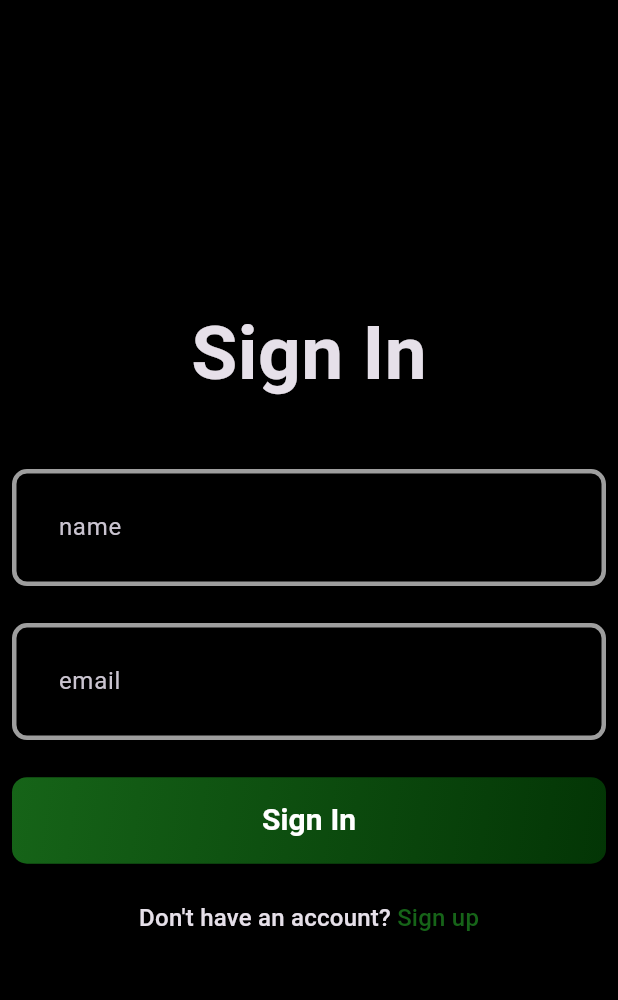
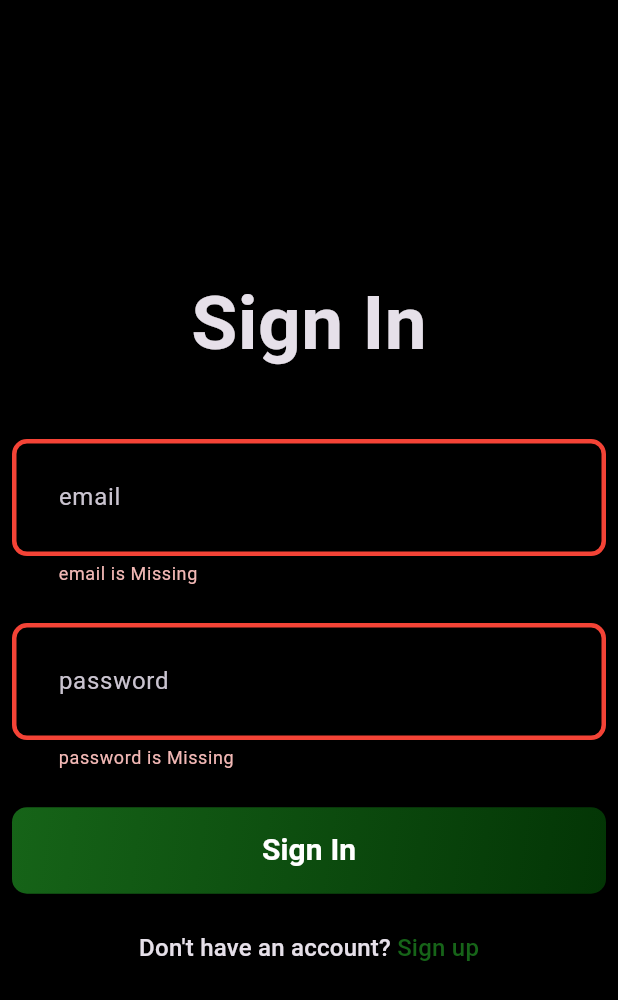
Before and after one commit to rashmirekha99/blog_app, a Flutter app: the screen it shows after launch, after a tap on "Sign In", on a phone screen of 412 x 824 dp. Shown: the top 1000 px of the screen. Run offline on Flutter 3.47's test engine with Material 3 defaults, Android fonts, the phone set to English and light mode, and no system bars; our stand-ins replace flutter_bloc, fpdart, get_it, supabase_flutter; accounts and stored records are empty.

Commit message:
added sign in functionality

```diff
--- a/lib/core/theme/app_palette.dart
+++ b/lib/core/theme/app_palette.dart
@@ -10,4 +10,5 @@ class AppPalette {
   static const Color gradient3 = Color.fromARGB(255, 3, 53, 5);
   static const Color transparentColor = Colors.transparent;
   static const Color white = Colors.white;
+  static const Color errorColor = Colors.red;
 }
--- a/lib/core/theme/theme.dart
+++ b/lib/core/theme/theme.dart
@@ -2,18 +2,19 @@ import 'package:blog_app/core/theme/app_palette.dart';
 import 'package:flutter/material.dart';
 
 class AppTheme {
-  static  _border([Color color=AppPalette.borderColor]) => OutlineInputBorder(
-    borderRadius: BorderRadius.circular(10),
-    borderSide: BorderSide(
-      color: color ,
-      width: 3,
-    ),
-  );
+  static _border([Color color = AppPalette.borderColor]) => OutlineInputBorder(
+        borderRadius: BorderRadius.circular(10),
+        borderSide: BorderSide(
+          color: color,
+          width: 3,
+        ),
+      );
   static final darkThemeMode = ThemeData.dark().copyWith(
     scaffoldBackgroundColor: AppPalette.backgroundColor,
     //input field
     inputDecorationTheme: InputDecorationTheme(
         contentPadding: EdgeInsets.all(27),
+        errorBorder: _border(AppPalette.errorColor),
         enabledBorder: _border(),
         focusedBorder: _border(AppPalette.gradient1)),
   );
--- a/lib/features/auth/data/respositories/auth _repository_impl.dart
+++ b/lib/features/auth/data/respositories/auth _repository_impl.dart
@@ -1,4 +1,3 @@
-
 import 'package:blog_app/core/error/exception.dart';
 import 'package:blog_app/core/error/failures.dart';
 import 'package:blog_app/features/auth/data/datasources/auth_data_source.dart';
@@ -6,25 +5,28 @@ import 'package:blog_app/features/auth/domain/entities/user.dart';
 import 'package:blog_app/features/auth/domain/repository/auth_repository.dart';
 import 'package:fpdart/fpdart.dart';
 
-
 class AuthRespositoryImpl implements AuthRepository {
   final AuthDataSource authDataSource;
   AuthRespositoryImpl(this.authDataSource);
   @override
   Future<Either<Failure, User>> signInWithEmailPassword(
-      {required String email, required String password}) {
-    // TODO: implement signInWithEmailPassword
-    throw UnimplementedError();
+      {required String email, required String password}) async {
+        return _getUser(()async=>await authDataSource.signInWithEmailPassword(
+          email: email, password: password));
   }
-
   @override
   Future<Either<Failure, User>> signUpWithEmailPassword(
       {required String name,
       required String email,
       required String password}) async {
+   return _getUser(() async => await authDataSource.signUpWithEmailPassword(
+        email: email, password: password, name: name));
+
+  }
+
+  Future<Either<Failure, User>> _getUser(Future<User> Function() fun) async {
     try {
-      final user=await authDataSource.signUpWithEmailPassword(
-          email: email, password: password, name: name);
+      final user = await fun();
       return right(user);
     } on ServerException catch (e) {
       return left(Failure(e.message));
--- /dev/null
+++ b/lib/features/auth/domain/usecases/user_sign_in.dart
@@ -0,0 +1,22 @@
+import 'package:blog_app/core/error/failures.dart';
+import 'package:blog_app/core/usecases/usecase.dart';
+import 'package:blog_app/features/auth/domain/entities/user.dart';
+import 'package:blog_app/features/auth/domain/repository/auth_repository.dart';
+import 'package:fpdart/fpdart.dart';
+
+
+class UserSignIn implements UseCase<User, UserSignInParams> {
+  final AuthRepository authRepository;
+  UserSignIn(this.authRepository);
+  @override
+  Future<Either<Failure, User>> call(UserSignInParams params) async {
+    return await authRepository.signInWithEmailPassword(
+        email: params.email, password: params.password);
+  }
+}
+
+class UserSignInParams {
+  final String email;
+  final String password;
+  UserSignInParams({required this.email, required this.password});
+}
--- a/lib/features/auth/domain/usecases/user_sign_up.dart
+++ b/lib/features/auth/domain/usecases/user_sign_up.dart
@@ -2,7 +2,8 @@ import 'package:blog_app/core/error/failures.dart';
 import 'package:blog_app/core/usecases/usecase.dart';
 import 'package:blog_app/features/auth/domain/entities/user.dart';
 import 'package:blog_app/features/auth/domain/repository/auth_repository.dart';
-import 'package:fpdart/src/either.dart';
+import 'package:fpdart/fpdart.dart';
+
 
 class UserSignUp implements UseCase<User, UserSignUpParams> {
   final AuthRepository authRepository;
--- a/lib/features/auth/presentation/bloc/auth_bloc.dart
+++ b/lib/features/auth/presentation/bloc/auth_bloc.dart
@@ -1,4 +1,5 @@
 import 'package:blog_app/features/auth/domain/entities/user.dart';
+import 'package:blog_app/features/auth/domain/usecases/user_sign_in.dart';
 import 'package:blog_app/features/auth/domain/usecases/user_sign_up.dart';
 import 'package:flutter/material.dart';
 import 'package:flutter_bloc/flutter_bloc.dart';
@@ -8,9 +9,11 @@ part 'auth_state.dart';
 
 class AuthBloc extends Bloc<AuthEvent, AuthState> {
   final UserSignUp _userSignUp;
-  AuthBloc({required UserSignUp userSignUp})
-      : _userSignUp = userSignUp,
+  final UserSignIn _userSignIn;
+  AuthBloc({required UserSignUp userSignUp,required UserSignIn userSignIn})
+      : _userSignUp = userSignUp,_userSignIn=userSignIn,
         super(AuthInitial()) {
+          //Sign up
     on<AuthSignUp>((event, emit) async {
       emit(AuthLoading());
       final res = await _userSignUp(
@@ -21,6 +24,21 @@ class AuthBloc extends Bloc<AuthEvent, AuthState> {
         ),
       );
       res.fold((l) => emit(AuthFailure(l.message)), (r) => emit(AuthSucess(r)));
-    });
+    },);
+  //Sign in
+  on<AuthSignIn>(
+      (event, emit) async {
+        emit(AuthLoading());
+        final res = await _userSignIn(
+          UserSignInParams(
+            email: event.email,
+            password: event.password,
+          ),
+        );
+        res.fold(
+            (l) => emit(AuthFailure(l.message)), (r) => emit(AuthSucess(r)));
+      },
+    );
+
   }
 }
--- a/lib/features/auth/presentation/bloc/auth_event.dart
+++ b/lib/features/auth/presentation/bloc/auth_event.dart
@@ -13,3 +13,11 @@ final class AuthSignUp extends AuthEvent {
     required this.password,
   });
 }
+
+final class AuthSignIn extends AuthEvent {
+  final String email;
+  final String password;
+
+  AuthSignIn({required this.email, required this.password});
+
+}
--- a/lib/features/auth/presentation/pages/signin_page.dart
+++ b/lib/features/auth/presentation/pages/signin_page.dart
@@ -1,7 +1,11 @@
+import 'package:blog_app/core/common/widgets/loader.dart';
 import 'package:blog_app/core/theme/app_palette.dart';
+import 'package:blog_app/core/utils/show_snack_bar.dart';
+import 'package:blog_app/features/auth/presentation/bloc/auth_bloc.dart';
 import 'package:blog_app/features/auth/presentation/widgets/auth_field.dart';
 import 'package:blog_app/features/auth/presentation/widgets/gradient_button.dart';
 import 'package:flutter/material.dart';
+import 'package:flutter_bloc/flutter_bloc.dart';
 
 class SignInPage extends StatefulWidget {
   const SignInPage({super.key});
@@ -13,12 +17,12 @@ class SignInPage extends StatefulWidget {
 class _SignInPageState extends State<SignInPage> {
   final formKey = GlobalKey<FormState>();
   TextEditingController emailController = TextEditingController();
-  TextEditingController nameController = TextEditingController();
+  TextEditingController passwordController = TextEditingController();
 
   @override
   void dispose() {
     emailController.dispose();
-    nameController.dispose();
+    passwordController.dispose();
 
     super.dispose();
   }
@@ -30,7 +34,17 @@ class _SignInPageState extends State<SignInPage> {
     return Scaffold(
         body: Padding(
       padding: const EdgeInsets.all(8.0),
-      child: Form(
+      child: BlocConsumer<AuthBloc, AuthState>(
+        listener: (context, state) {
+          if (state is AuthFailure) {
+            showSnackBar(context, state.messsage);
+          }
+        },
+        builder: (context, state) {
+          if (state is AuthLoading) {
+            return Loader();
+          }
+          return Form(
             key: formKey,
             child: Column(
               mainAxisAlignment: MainAxisAlignment.center,
@@ -41,18 +55,24 @@ class _SignInPageState extends State<SignInPage> {
                 ),
                 SizedBox(height: screenHeight * 0.05),
                 AuthField(
-              hintText: 'name',
-              controller: nameController,
-            ),
-            SizedBox(height: screenHeight * 0.03),
-            AuthField(
                   hintText: 'email',
                   controller: emailController,
                 ),
                 SizedBox(height: screenHeight * 0.03),
+                AuthField(
+                  hintText: 'password',
+                  controller: passwordController,
+                ),
+                SizedBox(height: screenHeight * 0.03),
                 GradientButton(
                   buttonText: "Sign In",
-              onPress: () {},
+                  onPress: () {
+                    if (formKey.currentState!.validate()) {
+                      context.read<AuthBloc>().add(AuthSignIn(
+                          email: emailController.text.trim(),
+                          password: passwordController.text.trim()));
+                    }
+                  },
                 ),
                 SizedBox(height: screenHeight * 0.03),
                 GestureDetector(
@@ -75,6 +95,8 @@ class _SignInPageState extends State<SignInPage> {
                 )
               ],
             ),
+          );
+        },
       ),
     ));
   }
--- a/lib/init_dependencies.dart
+++ b/lib/init_dependencies.dart
@@ -2,6 +2,7 @@ import 'package:blog_app/core/secrets/supabase_secrets.dart';
 import 'package:blog_app/features/auth/data/datasources/auth_data_source.dart';
 import 'package:blog_app/features/auth/data/respositories/auth%20_repository_impl.dart';
 import 'package:blog_app/features/auth/domain/repository/auth_repository.dart';
+import 'package:blog_app/features/auth/domain/usecases/user_sign_in.dart';
 import 'package:blog_app/features/auth/domain/usecases/user_sign_up.dart';
 import 'package:blog_app/features/auth/presentation/bloc/auth_bloc.dart';
 import 'package:get_it/get_it.dart';
@@ -26,7 +27,8 @@ void _initAuth() {
       () => AuthRespositoryImpl(serviceLocator()));
 
   serviceLocator.registerFactory(() => UserSignUp(serviceLocator()));
+  serviceLocator.registerFactory(() => UserSignIn(serviceLocator()));
 
-  serviceLocator
-      .registerLazySingleton(() => AuthBloc(userSignUp: serviceLocator()));
+  serviceLocator.registerLazySingleton(() =>
+      AuthBloc(userSignUp: serviceLocator(), userSignIn: serviceLocator()));
 }
```
Also changed, not shown: lib/features/auth/data/datasources/auth_data_source.dart (+13 -3 lines). Lines whose indentation alone changed are shown as unchanged.
